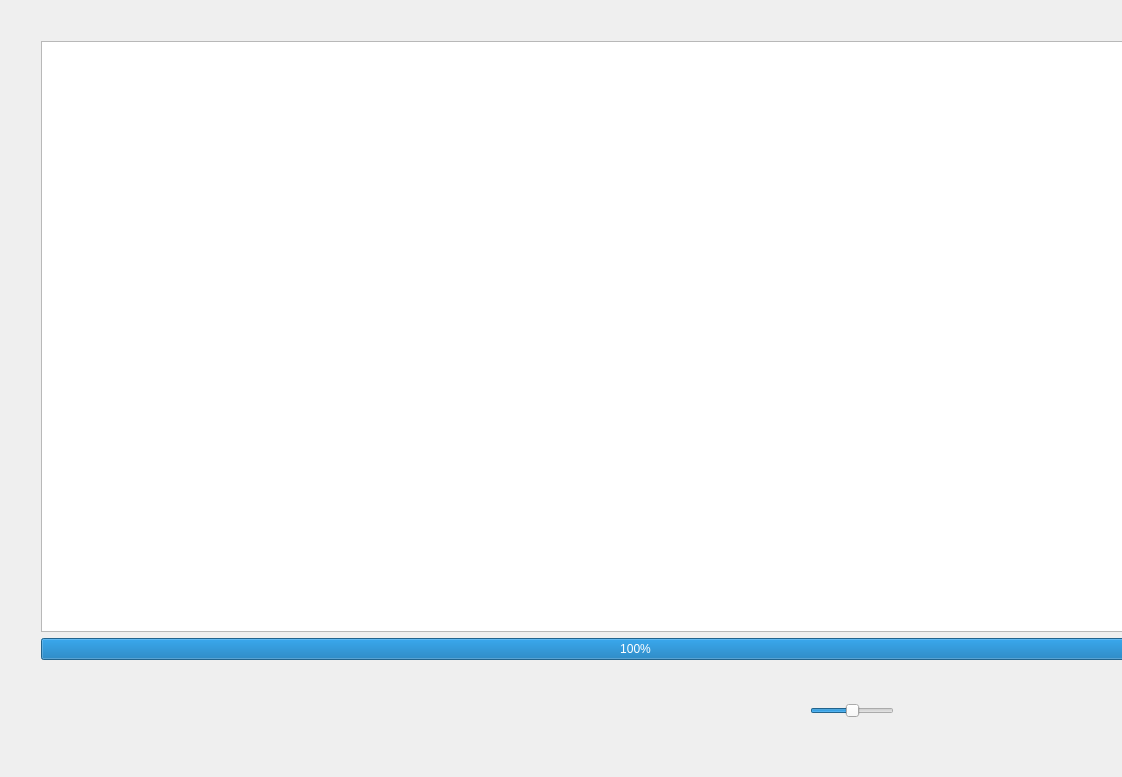
Before: the Qt Designer form widget.ui in sergiovergaratorres/build-videoGUI-Unnamed_f733e7-Debug, drawn with Qt 5.
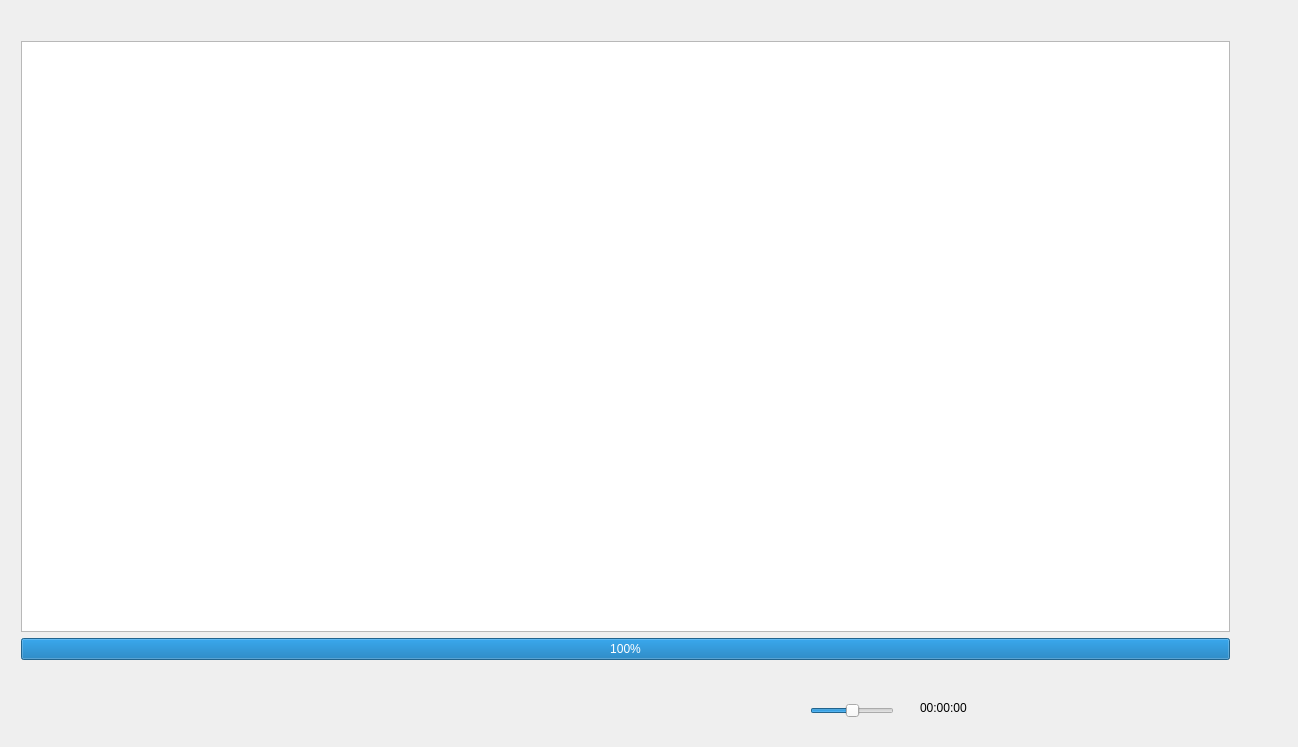
After: the same form once the commit is applied. Icons and pictures are not drawn.

What changed in the file:
```diff
--- a/widget.ui
+++ b/widget.ui
@@ -9,8 +9,8 @@
    <rect>
     <x>0</x>
     <y>0</y>
-    <width>1122</width>
-    <height>777</height>
+    <width>1298</width>
+    <height>747</height>
    </rect>
   </property>
   <property name="windowTitle">
@@ -19,9 +19,9 @@
   <widget class="QWidget" name="layoutWidget">
    <property name="geometry">
     <rect>
-     <x>30</x>
+     <x>10</x>
      <y>30</y>
-     <width>1211</width>
+     <width>1231</width>
      <height>641</height>
     </rect>
    </property>
@@ -175,6 +175,19 @@
     <enum>Qt::Horizontal</enum>
    </property>
   </widget>
+  <widget class="QLabel" name="timeStamp">
+   <property name="geometry">
+    <rect>
+     <x>920</x>
+     <y>700</y>
+     <width>60</width>
+     <height>16</height>
+    </rect>
+   </property>
+   <property name="text">
+    <string>00:00:00</string>
+   </property>
+  </widget>
  </widget>
  <layoutdefault spacing="6" margin="11"/>
  <resources/>
```
